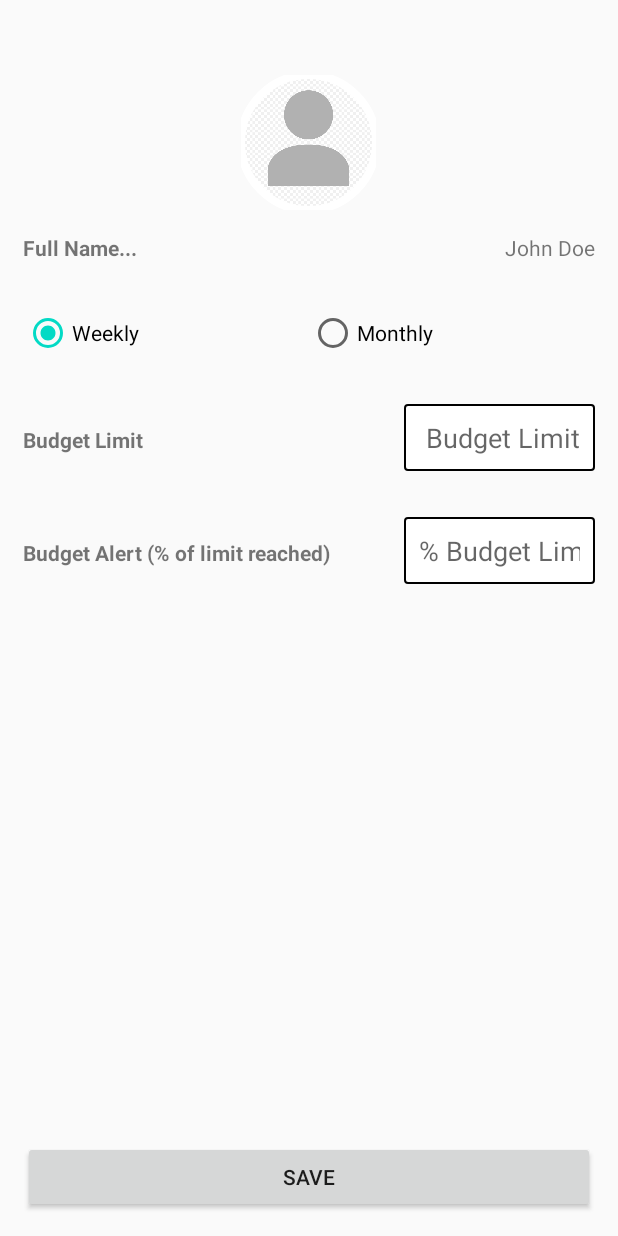
After one commit to csc668-868-hakunamatata/android-finance-app, an Android app: the layout activity_profile.xml on its own in the app's theme, with its tools: preview values and no code run, on a phone screen of 412 x 824 dp. The commit adds this screen. Run offline under Robolectric (Android 15) with nearby library versions, the phone set to English and light mode, and no system bars.

Commit message:
Added Profile Activity
Added Profile Activity with some hard coded variables

```diff
--- a/app/src/main/AndroidManifest.xml
+++ b/app/src/main/AndroidManifest.xml
@@ -8,7 +8,8 @@
         android:roundIcon="@mipmap/ic_launcher_round"
         android:supportsRtl="true"
         android:theme="@style/AppTheme">
-        <activity android:name=".activities.ForgotPasswordActivity"></activity>
+        <activity android:name=".activities.ProfileActivity"></activity>
+        <activity android:name=".activities.ForgotPasswordActivity" />
         <activity android:name=".activities.InitSetupActivity" />
         <activity
             android:name=".activities.NewTransactionActivity"
--- a/app/src/main/java/com/example/financeapp/activities/HomePageActivity.java
+++ b/app/src/main/java/com/example/financeapp/activities/HomePageActivity.java
@@ -234,8 +234,8 @@ public class HomePageActivity extends AppCompatActivity implements View.OnClickL
 //                startActivity(intent);
                 break;
             case R.id.nav_profile:
-//                Intent intent = new Intent(HomePageActivity.this, ProfileActivity.class);
-//                startActivity(intent);
+                intent = new Intent(HomePageActivity.this, ProfileActivity.class);
+                startActivity(intent);
                 break;
 
         }
--- a/app/src/main/java/com/example/financeapp/activities/InitSetupActivity.java
+++ b/app/src/main/java/com/example/financeapp/activities/InitSetupActivity.java
@@ -41,8 +41,11 @@ public class InitSetupActivity extends AppCompatActivity {
         mAuth = FirebaseAuth.getInstance();
     }
     public void cancelBudgetLimit(View view){
+        Intent intent = new Intent(InitSetupActivity.this, HomePageActivity.class);
+        InitSetupActivity.this.startActivity(intent);
+        finish();
+    }
 
-    }
     public void submitBudgetLimit(View view) {
         String budgetLimitInput = budgetLimit.getText().toString();
         float budgetLimitNum = 0.0f;
--- /dev/null
+++ b/app/src/main/java/com/example/financeapp/activities/ProfileActivity.java
@@ -0,0 +1,68 @@
+package com.example.financeapp.activities;
+
+import androidx.annotation.NonNull;
+import androidx.appcompat.app.AppCompatActivity;
+
+import android.media.MediaPlayer;
+import android.os.Bundle;
+import android.util.Log;
+import android.view.View;
+import android.widget.Button;
+import android.widget.EditText;
+import android.widget.RadioGroup;
+import android.widget.TextView;
+import android.widget.Toast;
+
+import com.example.financeapp.R;
+import com.google.android.gms.tasks.OnCompleteListener;
+import com.google.android.gms.tasks.Task;
+import com.google.firebase.auth.FirebaseAuth;
+import com.google.firebase.database.DataSnapshot;
+import com.google.firebase.database.DatabaseReference;
+import com.google.firebase.database.FirebaseDatabase;
+
+import java.util.Objects;
+
+public class ProfileActivity extends AppCompatActivity {
+    private TextView profileName;
+    private EditText et_budgetLimit, et_budgetAlert;
+    private Button saveProfile;
+    private FirebaseAuth mAuth;
+    private RadioGroup profileRadioGroup;
+
+    @Override
+    protected void onCreate(Bundle savedInstanceState) {
+        super.onCreate(savedInstanceState);
+        setContentView(R.layout.activity_profile);
+        profileName = (TextView) findViewById(R.id.tv_profile_name);
+        et_budgetLimit = (EditText) findViewById(R.id.et_profile_budget_limit);
+        et_budgetAlert = (EditText) findViewById(R.id.et_profile_budget_alert);
+        profileRadioGroup = (RadioGroup)findViewById(R.id.RG_initSetUp);
+        saveProfile = (Button) findViewById(R.id.btn_save);
+        mAuth = FirebaseAuth.getInstance();
+        try {
+            String clientId = mAuth.getCurrentUser().getUid();
+            DatabaseReference ref = FirebaseDatabase.getInstance().getReference("Clients/" + clientId);
+            ref.child("name").get().addOnCompleteListener(new OnCompleteListener<DataSnapshot>(){
+                @Override
+                public void onComplete(@NonNull Task<DataSnapshot> task) {
+                    if (!task.isSuccessful()) {
+                        Log.e("firebase", "Error getting data", task.getException());
+                    }
+                    else {
+                        profileName.setText(String.valueOf(Objects.requireNonNull(task.getResult()).getValue()));
+                    }
+                }
+            });
+            et_budgetLimit.setHint("200.00");
+            et_budgetAlert.setHint("70.0");
+        } catch (Exception e){
+            Log.d("ProfileActivity", e.toString());
+        }
+    }
+
+    public void saveProfile(View view) {
+        Toast.makeText(ProfileActivity.this, "Successfully Saved Settings", Toast.LENGTH_SHORT).show();
+        // @TODO update firebase
+    }
+}
--- a/app/src/main/java/com/example/financeapp/activities/SignupActivity.java
+++ b/app/src/main/java/com/example/financeapp/activities/SignupActivity.java
@@ -104,8 +104,8 @@ public class SignupActivity extends AppCompatActivity implements View.OnClickLis
                                         Toast.makeText(SignupActivity.this, "Successfully Registered", Toast.LENGTH_SHORT).show();
 
                                         //Login the user to app
-                                        // Intent intent = new Intent(SignupActivity.this, InitSetupActivity.class);
-                                        Intent intent = new Intent(SignupActivity.this, HomePageActivity.class);
+                                        Intent intent = new Intent(SignupActivity.this, InitSetupActivity.class);
+//                                        Intent intent = new Intent(SignupActivity.this, HomePageActivity.class);
                                         SignupActivity.this.startActivity(intent);
                                         finish();
 
--- a/app/src/main/java/com/example/financeapp/utilities/BudgetAlert.java
+++ b/app/src/main/java/com/example/financeapp/utilities/BudgetAlert.java
@@ -8,6 +8,7 @@ public class BudgetAlert {
     private String frequency;
     private float budgetLimit;
     private float budgetAlertPercent;
+    private boolean alertOn = false;
 
     public BudgetAlert(){}
 
@@ -16,6 +17,7 @@ public class BudgetAlert {
         this.frequency = frequency;
         this.budgetLimit = budgetLimit;
         this.budgetAlertPercent = budgetAlertPercent;
+        this.alertOn = true;
     }
 
     @Override
@@ -27,4 +29,7 @@ public class BudgetAlert {
                 ", budgetAlertPercent'" + budgetAlertPercent + '\'' +
                 '}';
     }
+    public void setAlertOn(boolean onOrOff) {
+        this.alertOn = onOrOff;
+    }
 }
--- /dev/null
+++ b/app/src/main/res/layout/activity_profile.xml
@@ -0,0 +1,126 @@
+<?xml version="1.0" encoding="utf-8"?>
+<LinearLayout xmlns:android="http://schemas.android.com/apk/res/android"
+    xmlns:app="http://schemas.android.com/apk/res-auto"
+    xmlns:tools="http://schemas.android.com/tools"
+    android:layout_width="match_parent"
+    android:layout_height="match_parent"
+    android:orientation="vertical"
+    tools:context=".activities.ProfileActivity">
+    <com.google.android.material.imageview.ShapeableImageView
+        android:layout_width="90dp"
+        android:layout_height="90dp"
+        app:shapeAppearanceOverlay="@style/roundedImageViewRounded"
+        app:strokeColor="@android:color/white"
+        app:strokeWidth="5dp"
+        android:src="@drawable/ic_profile"
+        android:layout_gravity="center"
+        android:layout_marginTop="50dp"/>
+    <LinearLayout
+        android:layout_width="match_parent"
+        android:layout_height="wrap_content"
+        android:layout_marginTop="30dp"
+        android:orientation="horizontal"
+        android:layout_margin="15dp">
+        <TextView
+            android:layout_width="0dp"
+            android:layout_height="match_parent"
+            android:layout_weight="1"
+            android:text="@string/fullName"
+            android:textStyle="bold" />
+        <TextView
+            android:id="@+id/tv_profile_name"
+            android:layout_width="0dp"
+            android:layout_height="match_parent"
+            android:layout_weight="1"
+            android:text="John Doe"
+            android:textAlignment="textEnd" />
+    </LinearLayout>
+    <RadioGroup
+        android:id="@+id/RG_initSetUp"
+        android:layout_width="match_parent"
+        android:layout_height="wrap_content"
+        android:layout_margin="16dp"
+        android:orientation="horizontal"
+        android:layout_gravity="right">
+        <RadioButton
+            android:id="@+id/rb_profile_weekly"
+            android:layout_weight="1"
+            android:layout_width="0dp"
+            android:layout_height="match_parent"
+            android:checked="true"
+            android:text="Weekly" />
+        <RadioButton
+            android:id="@+id/rb_profile_monthly"
+            android:layout_weight="1"
+            android:layout_width="0dp"
+            android:layout_height="match_parent"
+            android:text="Monthly" />
+    </RadioGroup>
+    <LinearLayout
+        android:layout_width="match_parent"
+        android:layout_height="wrap_content"
+        android:layout_marginTop="30dp"
+        android:orientation="horizontal"
+        android:layout_margin="15dp">
+        <TextView
+            android:layout_width="0dp"
+            android:layout_height="wrap_content"
+            android:layout_weight="2"
+            android:text="@string/budgetLimit"
+            android:textStyle="bold" />
+        <EditText
+            android:id="@+id/et_profile_budget_limit"
+            android:layout_width="0dp"
+            android:layout_height="wrap_content"
+            android:layout_weight="1"
+            android:hint="@string/budgetLimit"
+            android:background="@drawable/text_border"
+            android:inputType="numberDecimal"
+            android:textSize="18sp"
+            android:padding="10dp"
+            android:autofillHints=""
+            android:textAlignment="textEnd" />
+    </LinearLayout>
+    <LinearLayout
+        android:layout_width="match_parent"
+        android:layout_height="wrap_content"
+        android:orientation="horizontal"
+        android:layout_margin="15dp">
+        <TextView
+            android:layout_width="0dp"
+            android:layout_height="wrap_content"
+            android:layout_weight="2"
+            android:text="@string/budgetAlert"
+            android:textStyle="bold" />
+        <EditText
+            android:id="@+id/et_profile_budget_alert"
+            android:layout_width="0dp"
+            android:layout_height="wrap_content"
+            android:layout_weight="1"
+            android:hint="% Budget Limit"
+            android:background="@drawable/text_border"
+            android:inputType="numberDecimal"
+            android:textSize="18sp"
+            android:padding="10dp"
+            android:autofillHints=""
+            android:textAlignment="textEnd" />
+    </LinearLayout>
+    <LinearLayout
+        android:id="@+id/ll_buttons"
+        android:layout_width="match_parent"
+        android:layout_height="0dp"
+        android:layout_weight="1"
+        android:layout_gravity="bottom"
+        android:orientation="horizontal"
+        android:layout_margin="15dp">
+        <Button
+            android:id="@+id/btn_save"
+            android:layout_width="0dp"
+            android:layout_height="wrap_content"
+            android:layout_weight="1"
+            android:layout_gravity="bottom"
+            android:text="Save"
+            android:onClick="saveProfile"/>
+    </LinearLayout>
+
+</LinearLayout>
--- a/app/src/main/res/values/styles.xml
+++ b/app/src/main/res/values/styles.xml
@@ -15,4 +15,9 @@
         <item name="android:statusBarColor">@android:color/transparent</item>
 
     </style>
+
+    <style name="roundedImageViewRounded">
+        <item name="cornerFamily">rounded</item>
+        <item name="cornerSize">50%</item>
+    </style>
 </resources>
```
Also changed, not shown: app/src/main/res/drawable-v24/ic_profile.png (added).
